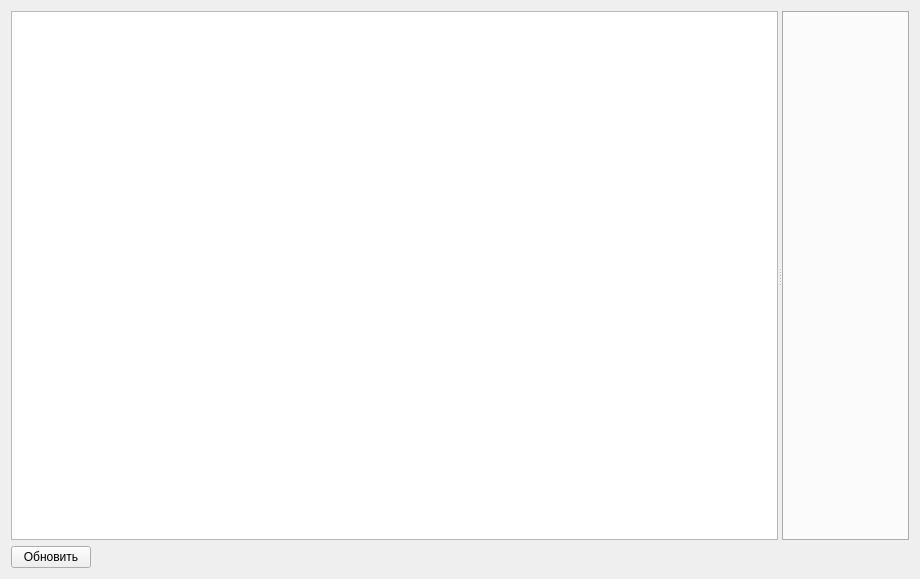
JonyN5/Engine-Design-Photos, file dbviewwin.ui: the form before one commit.
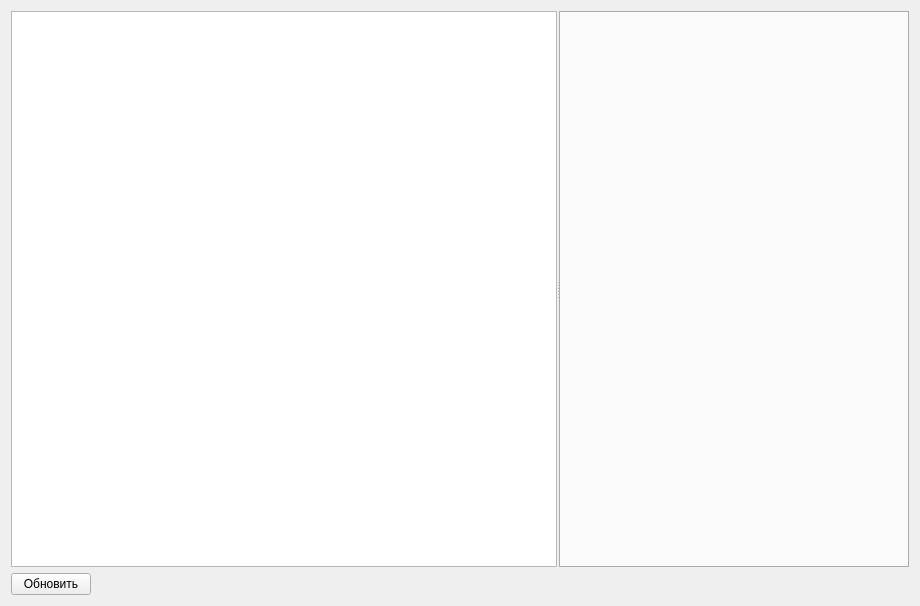
The form after the commit.

```diff
--- a/dbviewwin.ui
+++ b/dbviewwin.ui
@@ -7,36 +7,54 @@
     <x>0</x>
     <y>0</y>
     <width>920</width>
-    <height>579</height>
+    <height>606</height>
    </rect>
   </property>
   <property name="windowTitle">
    <string>Form</string>
   </property>
-  <layout class="QGridLayout" name="gridLayout" rowstretch="1,0" rowminimumheight="0,0">
+  <property name="autoFillBackground">
+   <bool>false</bool>
+  </property>
+  <layout class="QGridLayout" name="gridLayout" rowstretch="1,0">
    <item row="0" column="0">
     <widget class="QSplitter" name="splitter">
+     <property name="minimumSize">
+      <size>
+       <width>0</width>
+       <height>0</height>
+      </size>
+     </property>
      <property name="orientation">
       <enum>Qt::Horizontal</enum>
      </property>
+     <property name="handleWidth">
+      <number>2</number>
+     </property>
      <widget class="QTreeView" name="tr_view">
+      <property name="minimumSize">
+       <size>
+        <width>500</width>
+        <height>0</height>
+       </size>
+      </property>
       <property name="focusPolicy">
        <enum>Qt::TabFocus</enum>
       </property>
       <property name="whatsThis">
        <string>&lt;html&gt;&lt;head/&gt;&lt;body&gt;&lt;p&gt;&lt;br/&gt;&lt;/p&gt;&lt;/body&gt;&lt;/html&gt;</string>
       </property>
+      <attribute name="headerMinimumSectionSize">
+       <number>70</number>
+      </attribute>
      </widget>
      <widget class="QTabWidget" name="tabWidget">
-      <property name="sizePolicy">
-       <sizepolicy hsizetype="Expanding" vsizetype="Expanding">
-        <horstretch>0</horstretch>
-        <verstretch>0</verstretch>
-       </sizepolicy>
+      <property name="enabled">
+       <bool>true</bool>
       </property>
-      <property name="sizeIncrement">
+      <property name="minimumSize">
        <size>
-        <width>0</width>
+        <width>350</width>
         <height>0</height>
        </size>
       </property>
```
